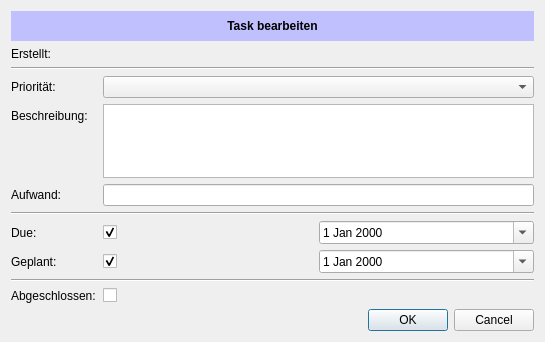
This is src/widgets/ui/taskeditwidget.ui in choenig/tingy as Qt 5 draws it before an edit. The edited form follows.
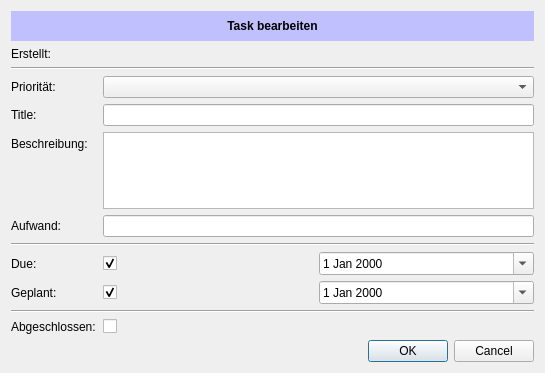
This is the edited form.

What changed in the file:
```diff
--- a/src/widgets/ui/taskeditwidget.ui
+++ b/src/widgets/ui/taskeditwidget.ui
@@ -7,7 +7,7 @@
     <x>0</x>
     <y>0</y>
     <width>545</width>
-    <height>342</height>
+    <height>373</height>
    </rect>
   </property>
   <property name="windowTitle">
@@ -133,28 +133,28 @@
      </property>
     </widget>
    </item>
-   <item row="4" column="0">
+   <item row="5" column="0">
     <widget class="QLabel" name="label_3">
      <property name="text">
       <string>Beschreibung:</string>
      </property>
     </widget>
    </item>
-   <item row="4" column="1">
+   <item row="5" column="1">
     <widget class="QPlainTextEdit" name="leDescription">
      <property name="plainText">
       <string/>
      </property>
     </widget>
    </item>
-   <item row="5" column="0">
+   <item row="6" column="0">
     <widget class="QLabel" name="label_9">
      <property name="text">
       <string>Aufwand:</string>
      </property>
     </widget>
    </item>
-   <item row="5" column="1">
+   <item row="6" column="1">
     <widget class="QLineEdit" name="leEffort">
      <property name="sizePolicy">
       <sizepolicy hsizetype="Preferred" vsizetype="Fixed">
@@ -164,14 +164,14 @@
      </property>
     </widget>
    </item>
-   <item row="8" column="0">
+   <item row="9" column="0">
     <widget class="QLabel" name="label_6">
      <property name="text">
       <string>Due:</string>
      </property>
     </widget>
    </item>
-   <item row="8" column="1">
+   <item row="9" column="1">
     <layout class="QHBoxLayout" name="horizontalLayout">
      <property name="spacing">
       <number>0</number>
@@ -195,14 +195,14 @@
      </item>
     </layout>
    </item>
-   <item row="9" column="0">
+   <item row="10" column="0">
     <widget class="QLabel" name="label_7">
      <property name="text">
       <string>Geplant:</string>
      </property>
     </widget>
    </item>
-   <item row="9" column="1">
+   <item row="10" column="1">
     <layout class="QHBoxLayout" name="horizontalLayout_2">
      <property name="spacing">
       <number>0</number>
@@ -226,14 +226,14 @@
      </item>
     </layout>
    </item>
-   <item row="11" column="0">
+   <item row="12" column="0">
     <widget class="QLabel" name="lblDone">
      <property name="text">
       <string>Abgeschlossen:</string>
      </property>
     </widget>
    </item>
-   <item row="11" column="1">
+   <item row="12" column="1">
     <layout class="QHBoxLayout" name="horizontalLayout_3">
      <property name="spacing">
       <number>0</number>
@@ -254,14 +254,14 @@
      </item>
     </layout>
    </item>
-   <item row="12" column="0" colspan="2">
+   <item row="13" column="0" colspan="2">
     <widget class="QDialogButtonBox" name="btnGroup">
      <property name="standardButtons">
       <set>QDialogButtonBox::Cancel|QDialogButtonBox::Ok</set>
      </property>
     </widget>
    </item>
-   <item row="10" column="0" colspan="2">
+   <item row="11" column="0" colspan="2">
     <widget class="Line" name="line_3">
      <property name="orientation">
       <enum>Qt::Horizontal</enum>
@@ -278,13 +278,23 @@
    <item row="3" column="1">
     <widget class="QComboBox" name="cbPrio"/>
    </item>
-   <item row="7" column="0" colspan="2">
+   <item row="8" column="0" colspan="2">
     <widget class="Line" name="line_2">
      <property name="orientation">
       <enum>Qt::Horizontal</enum>
      </property>
     </widget>
    </item>
+   <item row="4" column="0">
+    <widget class="QLabel" name="label_2">
+     <property name="text">
+      <string>Title:</string>
+     </property>
+    </widget>
+   </item>
+   <item row="4" column="1">
+    <widget class="QLineEdit" name="leTitle"/>
+   </item>
   </layout>
  </widget>
  <tabstops>
```
